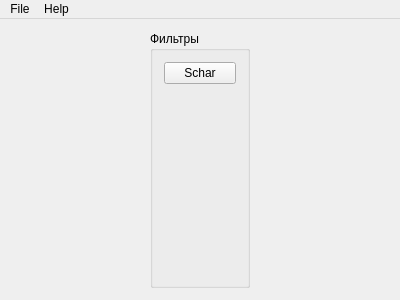
The window that qt-creator/lab04/mainwindow.ui (DaZzz/croos-platform-apps) describes before a commit, drawn with Qt 5.
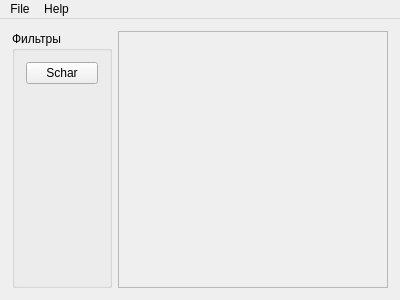
The same window after the commit.

The edit to the form file:
```diff
--- a/qt-creator/lab04/mainwindow.ui
+++ b/qt-creator/lab04/mainwindow.ui
@@ -49,6 +49,23 @@
       </layout>
      </widget>
     </item>
+    <item>
+     <widget class="QScrollArea" name="scrollArea">
+      <property name="widgetResizable">
+       <bool>true</bool>
+      </property>
+      <widget class="QWidget" name="scrollAreaWidgetContents">
+       <property name="geometry">
+        <rect>
+         <x>0</x>
+         <y>0</y>
+         <width>262</width>
+         <height>249</height>
+        </rect>
+       </property>
+      </widget>
+     </widget>
+    </item>
    </layout>
   </widget>
   <widget class="QMenuBar" name="menuBar">
```
